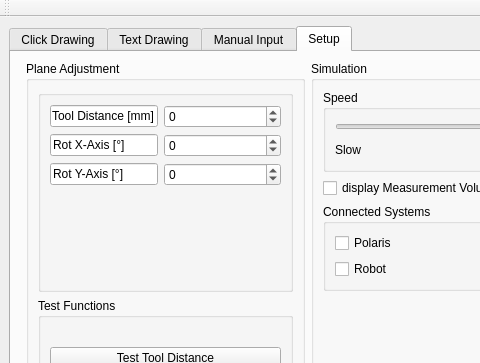
The window that CAPISample/robotdrawui.ui (dzunder32/BachelorRobot) describes before a commit, drawn with Qt 5; both pictures show x 0 to 480 and y 0 to 363 of the 610 by 581 pixel window.
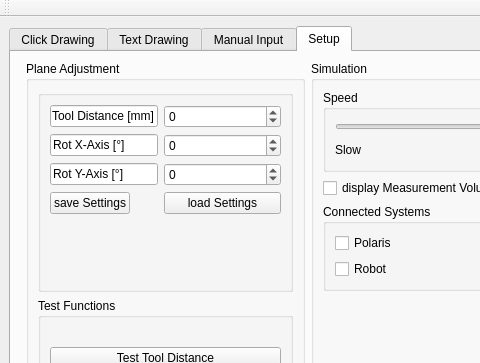
The same window after the commit. The open tabs and pages were chosen to show the change.

```diff
--- a/CAPISample/robotdrawui.ui
+++ b/CAPISample/robotdrawui.ui
@@ -622,6 +622,20 @@
                 </property>
                </widget>
               </item>
+              <item row="3" column="0">
+               <widget class="QPushButton" name="pushButton_save">
+                <property name="text">
+                 <string>save Settings</string>
+                </property>
+               </widget>
+              </item>
+              <item row="3" column="1">
+               <widget class="QPushButton" name="pushButton_load">
+                <property name="text">
+                 <string>load Settings</string>
+                </property>
+               </widget>
+              </item>
              </layout>
             </widget>
            </item>
```
Left out of the diff: 30 changed lines with no effect on the pictures.
